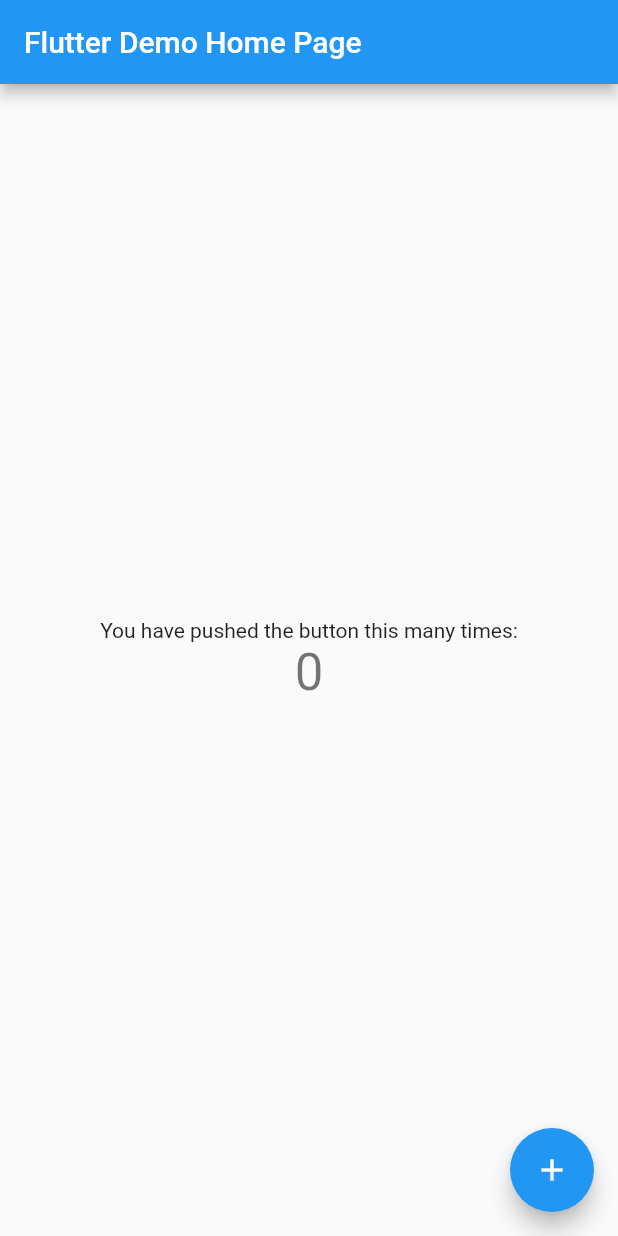
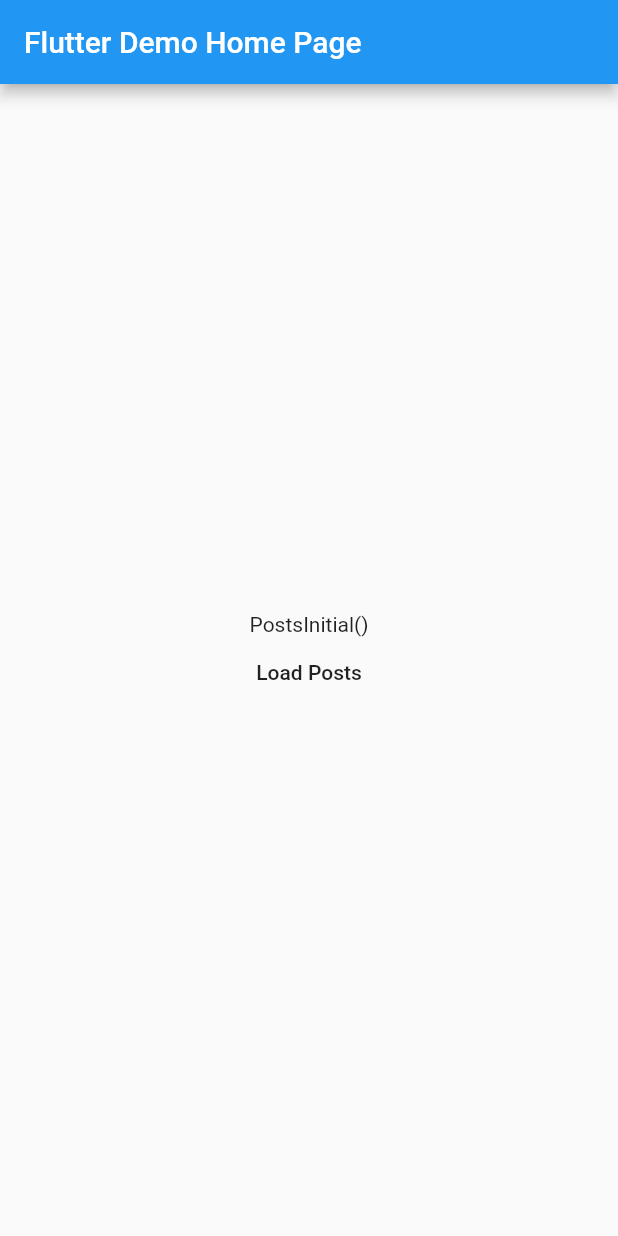
Before and after one commit to YuckiestPenguin/flutter_bloc_jsonplaceholder, a Flutter app: the screen it shows after launch, on a phone screen of 412 x 824 dp. Run offline on Flutter 3.47's test engine with Material 2 defaults, Android fonts, the phone set to English and light mode, and no system bars; our stand-ins replace bloc, equatable, flutter_bloc.

```diff
--- a/lib/main.dart
+++ b/lib/main.dart
@@ -1,4 +1,7 @@
 import 'package:flutter/material.dart';
+import 'package:flutter_bloc/flutter_bloc.dart';
+import 'package:posts_bloc/bloc.dart';
+import 'package:posts_bloc/posts_repo.dart';
 
 void main() => runApp(MyApp());
 
@@ -25,38 +28,37 @@ class MyHomePage extends StatefulWidget {
 }
 
 class _MyHomePageState extends State<MyHomePage> {
-  int _counter = 0;
-
-  void _incrementCounter() {
-    setState(() {
-      _counter++;
-    });
-  }
-
   @override
   Widget build(BuildContext context) {
     return Scaffold(
       appBar: AppBar(
         title: Text(widget.title),
       ),
-      body: Center(
+      body: BlocProvider(
+        create: (context) {
+          return PostsBloc(postsRepository: PostsRepo());
+        },
+        child: BlocBuilder<PostsBloc, PostsState>(builder: (context, state) {
+          if (state is PostsLoading){
+            Text('Loading');
+          }
+          return Center(
             child: Column(
               mainAxisAlignment: MainAxisAlignment.center,
               children: <Widget>[
                 Text(
-              'You have pushed the button this many times:',
+                  '$state',
                 ),
-            Text(
-              '$_counter',
-              style: Theme.of(context).textTheme.display1,
+                MaterialButton(
+                  child: Text('Load Posts'),
+                  onPressed: () async{
+                    BlocProvider.of<PostsBloc>(context).add(LoadPosts());
+                  },
                 ),
               ],
             ),
-      ),
-      floatingActionButton: FloatingActionButton(
-        onPressed: _incrementCounter,
-        tooltip: 'Increment',
-        child: Icon(Icons.add),
+          );
+        }),
       ),
     );
   }
--- a/lib/posts_bloc.dart
+++ b/lib/posts_bloc.dart
@@ -11,7 +11,7 @@ class PostsBloc extends Bloc<PostsEvent, PostsState> {
   PostsBloc({@required this.postsRepository});
 
   @override
-  PostsState get initialState => PostsLoading();
+  PostsState get initialState => PostsInitial();
 
   @override
   Stream<PostsState> mapEventToState(PostsEvent event) async* {
@@ -22,6 +22,7 @@ class PostsBloc extends Bloc<PostsEvent, PostsState> {
 
   Stream<PostsState> _mapLoadPostsToState() async* {
     try {
+      yield PostsLoading();
       final posts = await this.postsRepository.loadPosts();
       yield PostsLoaded(posts);
     } catch (_) {
--- a/lib/posts_repo.dart
+++ b/lib/posts_repo.dart
@@ -1,3 +1,4 @@
+import 'dart:convert';
 import 'dart:io';
 
 import 'package:http/http.dart' as http;
@@ -11,8 +12,9 @@ class PostsRepo {
     };
 
     try {
-      final response = await http.get(url, headers: headers);
-      return response;
+      var response = await http.get(url, headers: headers);
+
+      return json.decode(response.body);
     } catch (error) {
       print(error);
     }
--- a/lib/posts_state.dart
+++ b/lib/posts_state.dart
@@ -7,6 +7,7 @@ abstract class PostsState extends Equatable {
   List<Object> get props => [];
 }
 
+class PostsInitial extends PostsState {}
 class PostsLoading extends PostsState {}
 
 class PostsLoaded extends PostsState {
```
Lines whose indentation alone changed are shown as unchanged.
